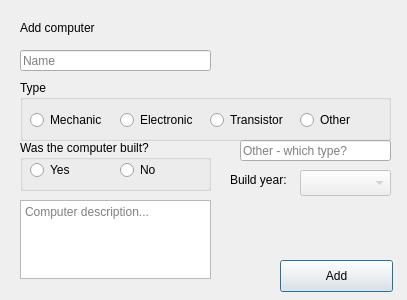
Qt form gui/add/addcomp.ui (HelgiThomas/Verklegt31) before a commit.
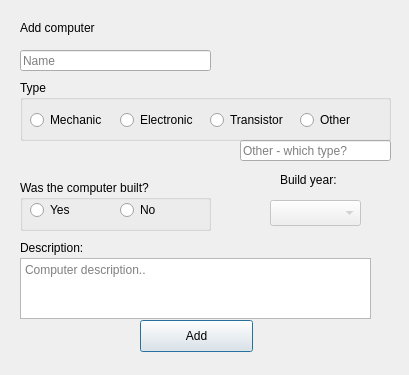
The same form after that commit.

Patch:
```diff
--- a/gui/add/addcomp.ui
+++ b/gui/add/addcomp.ui
@@ -6,8 +6,8 @@
    <rect>
     <x>0</x>
     <y>0</y>
-    <width>407</width>
-    <height>300</height>
+    <width>409</width>
+    <height>375</height>
    </rect>
   </property>
   <property name="windowTitle">
@@ -42,8 +42,8 @@
   <widget class="QPushButton" name="button_addComp">
    <property name="geometry">
     <rect>
-     <x>280</x>
-     <y>260</y>
+     <x>140</x>
+     <y>320</y>
      <width>113</width>
      <height>32</height>
     </rect>
@@ -58,8 +58,8 @@
    </property>
    <property name="geometry">
     <rect>
-     <x>300</x>
-     <y>170</y>
+     <x>270</x>
+     <y>200</y>
      <width>91</width>
      <height>26</height>
     </rect>
@@ -68,7 +68,7 @@
   <widget class="QLabel" name="label_4">
    <property name="geometry">
     <rect>
-     <x>230</x>
+     <x>280</x>
      <y>170</y>
      <width>81</width>
      <height>20</height>
@@ -147,7 +147,7 @@
    <property name="geometry">
     <rect>
      <x>20</x>
-     <y>140</y>
+     <y>180</y>
      <width>191</width>
      <height>51</height>
     </rect>
@@ -199,16 +199,29 @@
    <property name="geometry">
     <rect>
      <x>20</x>
-     <y>200</y>
-     <width>191</width>
-     <height>79</height>
+     <y>258</y>
+     <width>351</width>
+     <height>61</height>
     </rect>
    </property>
    <property name="accessibleName">
     <string/>
    </property>
    <property name="placeholderText">
-    <string>Computer description...</string>
+    <string>Computer description..</string>
+   </property>
+  </widget>
+  <widget class="QLabel" name="label_2">
+   <property name="geometry">
+    <rect>
+     <x>20</x>
+     <y>240</y>
+     <width>91</width>
+     <height>16</height>
+    </rect>
+   </property>
+   <property name="text">
+    <string>Description:</string>
    </property>
   </widget>
  </widget>
```
Left out of the diff: 3 changed lines with no effect on the pictures.
